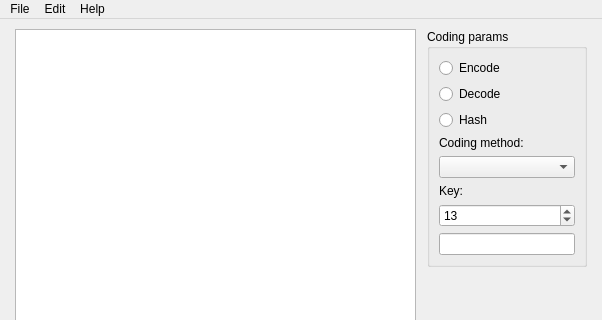
Above: ui/main.ui from Chereq/cryptex before the change; both pictures show x 0 to 602 and y 0 to 320 of the 602 by 465 pixel window. Below: the same form after it.
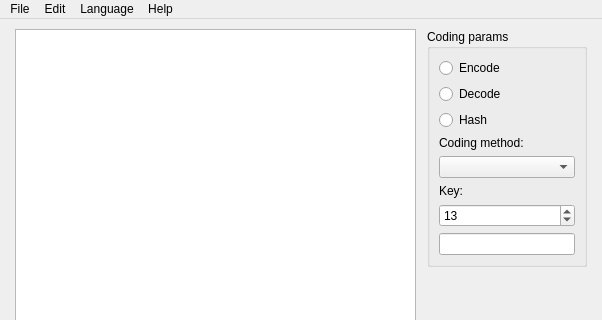
That is the form after the change. Icons and pictures are not drawn.

Patch:
```diff
--- a/ui/main.ui
+++ b/ui/main.ui
@@ -197,7 +197,7 @@
      <x>0</x>
      <y>0</y>
      <width>602</width>
-     <height>25</height>
+     <height>21</height>
     </rect>
    </property>
    <widget class="QMenu" name="menuHelp">
@@ -247,8 +247,14 @@
     <addaction name="separator"/>
     <addaction name="actionClear"/>
    </widget>
+   <widget class="QMenu" name="menuLanguage">
+    <property name="title">
+     <string>Language</string>
+    </property>
+   </widget>
    <addaction name="menuFile"/>
    <addaction name="menuEdit"/>
+   <addaction name="menuLanguage"/>
    <addaction name="menuHelp"/>
   </widget>
   <action name="menu_help">
```
